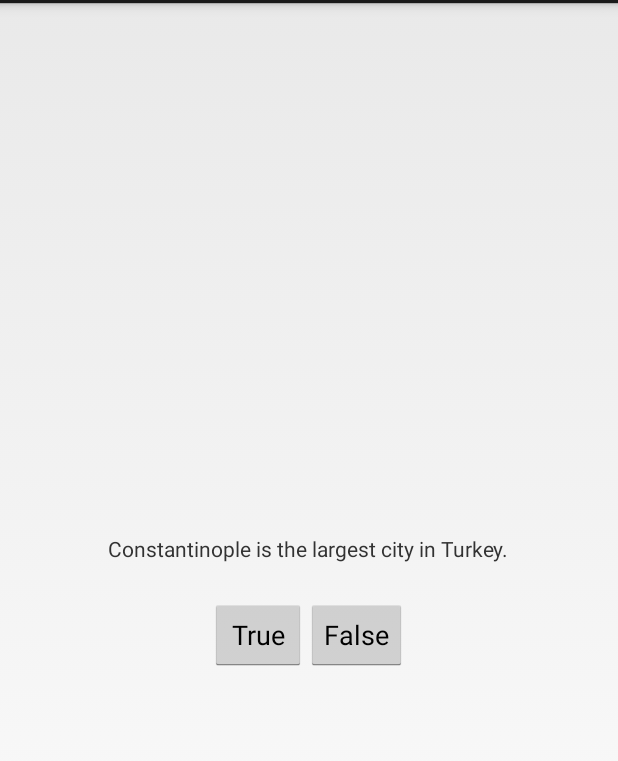
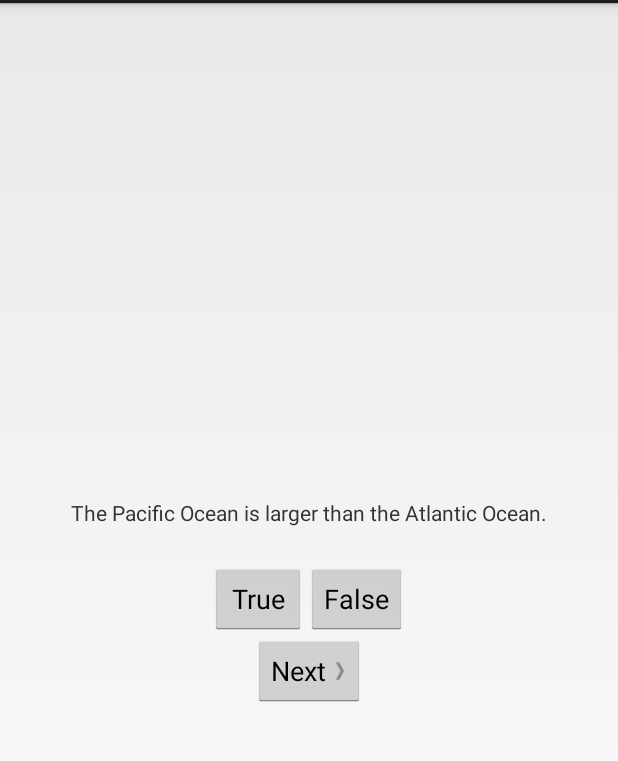
Before and after one commit to JosephEngel/bignerdranch, an Android app: the screen it shows after launch (QuizActivity), after a tap on "True", on a phone screen of 412 x 824 dp, the part 69-830 px from its top. Run offline under Robolectric (Android 15) with nearby library versions, the phone set to English and light mode, and no system bars.

Commit message:
Add files via upload
Chapter 2 Complete

```diff
--- /dev/null
+++ b/src/main/java/com/bignerdranch/android/geoquiz/Question.java
@@ -0,0 +1,30 @@
+package com.bignerdranch.android.geoquiz;
+
+public class Question {
+
+    private int mTextResId;
+    private boolean mAnswerTrue;
+
+    public int getTextResId() {
+        return mTextResId;
+    }
+
+    public void setTextResId(int textResId) {
+        mTextResId = textResId;
+    }
+
+    public boolean isAnswerTrue() {
+        return mAnswerTrue;
+    }
+
+    public void setAnswerTrue(boolean answerTrue) {
+        mAnswerTrue = answerTrue;
+    }
+
+    public Question(int textResId, boolean answerTrue) {
+
+
+        mTextResId = textResId;
+        mAnswerTrue = answerTrue;
+    }
+}
--- a/src/main/java/com/bignerdranch/android/geoquiz/QuizActivity.java
+++ b/src/main/java/com/bignerdranch/android/geoquiz/QuizActivity.java
@@ -4,25 +4,57 @@ import android.app.Activity;
 import android.os.Bundle;
 import android.view.View;
 import android.widget.Button;
+import android.widget.TextView;
 import android.widget.Toast;
 
-public class QuizActivity extends Activity {
+public class QuizActivity extends Activity { // Creates the subclass QuizActivity
 
-    private Button mTrueButton;
-    private Button mFalseButton;
+    private Button mTrueButton;  // constructor - creating member variable
+    private Button mFalseButton; // constructor - creating member variable
+    private Button mNextButton;
+    private TextView mQuestionTextView;
+
+    private Question [] mQuestionBank = new Question[] {
+            new Question(R.string.question_oceans, true),
+            new Question(R.string.question_mideast, false),
+            new Question(R.string.question_africa, false),
+            new Question(R.string.question_americas, true),
+            new Question(R.string.question_asia, true),
+    };
+
+    private int mCurrentIndex = 0;
+
+    private void updateQuestion() {
+        int question = mQuestionBank[mCurrentIndex].getTextResId();
+        mQuestionTextView.setText(question);
+    }
+
+    private void checkAnswer(boolean userPressedTrue) {
+        boolean answerIsTrue = mQuestionBank[mCurrentIndex].isAnswerTrue();
+
+        int messageResId = 0;
+
+        if (userPressedTrue == answerIsTrue) {
+            messageResId = R.string.correct_toast;
+        } else {
+            messageResId = R.string.incorrect_toast;
+        }
+
+        Toast.makeText(this, messageResId, Toast.LENGTH_SHORT).show();
+    }
 
     @Override
-    protected void onCreate(Bundle savedInstanceState) {
+    protected void onCreate(Bundle savedInstanceState) { // Method that's called when an activity (QuizActivity) subclass is created
         super.onCreate(savedInstanceState);
         setContentView(R.layout.activity_quiz);
 
-        mTrueButton = (Button) findViewById(R.id.true_button);
-        mTrueButton.setOnClickListener(new View.OnClickListener() {
+        mQuestionTextView = (TextView) findViewById(R.id.question_text_view);
+
+        mTrueButton = (Button) findViewById(R.id.true_button);  // Method that sets our variable to the Resource_id true_button (defined in activity_quiz.xml)
+        mTrueButton.setOnClickListener(new View.OnClickListener() {  // Call interface (setOnClickListener) on our object (mTrueButton); syntax = variable.method()
             @Override
             public void onClick(View v) {
-                Toast.makeText(QuizActivity.this,
-                        R.string.incorrect_toast,
-                        Toast.LENGTH_SHORT).show();
+                checkAnswer(true);
             }
         });
 
@@ -30,10 +62,20 @@ public class QuizActivity extends Activity {
         mFalseButton.setOnClickListener(new View.OnClickListener() {
             @Override
             public void onClick(View v) {
-                Toast.makeText(QuizActivity.this,
-                        R.string.correct_toast,
-                        Toast.LENGTH_SHORT).show();
+                checkAnswer(false);
             }
         });
+
+        mNextButton = (Button) findViewById(R.id.next_button);
+        mNextButton.setOnClickListener(new View.OnClickListener() {
+            @Override
+            public void onClick(View v) {
+                mCurrentIndex = (mCurrentIndex + 1) % mQuestionBank.length;
+                updateQuestion();
+            }
+        });
+
+        updateQuestion();
+
     }
 }
--- a/src/main/res/layout/activity_quiz.xml
+++ b/src/main/res/layout/activity_quiz.xml
@@ -6,11 +6,10 @@
     android:orientation="vertical">
 
     <TextView
-        android:id="@+id/textView"
+        android:id="@+id/question_text_view"
         android:layout_width="wrap_content"
         android:layout_height="wrap_content"
-        android:padding="24dp"
-        android:text="@string/question_text" />
+        android:padding="24dp" />
 
     <LinearLayout
         android:layout_width="wrap_content"
@@ -31,4 +30,13 @@
 
     </LinearLayout>
 
+    <Button
+        android:id="@+id/next_button"
+        android:layout_width="wrap_content"
+        android:layout_height="wrap_content"
+        android:text="@string/next_button"
+        android:drawableRight="@drawable/arrow_right"
+        android:drawablePadding="4dp"
+        />
+
 </LinearLayout>
--- a/src/main/res/values/strings.xml
+++ b/src/main/res/values/strings.xml
@@ -1,12 +1,17 @@
 <resources>
     <string name="app_name">GeoQuiz</string>
 
-    <string name="question_text">
-        Constantinople is the largest city in Turkey.
-    </string>
-
     <string name="true_button">True</string>
     <string name="false_button">False</string>
+    <string name="next_button">Next</string>
+
     <string name="correct_toast">Correct!</string>
     <string name="incorrect_toast">Incorrect!</string>
+
+    <string name="question_oceans">The Pacific Ocean is larger than the Atlantic Ocean.</string>
+    <string name="question_mideast">The Suez Canal connects the Red Sea and the Indian Ocean.</string>
+    <string name="question_africa">The source of the Nile River is in Egypt.</string>
+    <string name="question_americas">The Amazon River is the longest river in the Americas.</string>
+    <string name="question_asia">Lake Baikal is the world\'s oldest and deepest freshwater lake.</string>
+
 </resources>
```
Also changed, not shown: src/main/res/drawable-hdpi/arrow_left.png (added), src/main/res/drawable-hdpi/arrow_right.png (added), src/main/res/drawable-mdpi/arrow_left.png (added), src/main/res/drawable-mdpi/arrow_right.png (added), src/main/res/drawable-xhdpi/arrow_left.png (added), src/main/res/drawable-xhdpi/arrow_right.png (added), src/main/res/drawable-xxhdpi/arrow_left.png (added), src/main/res/drawable-xxhdpi/arrow_right.png (added).
